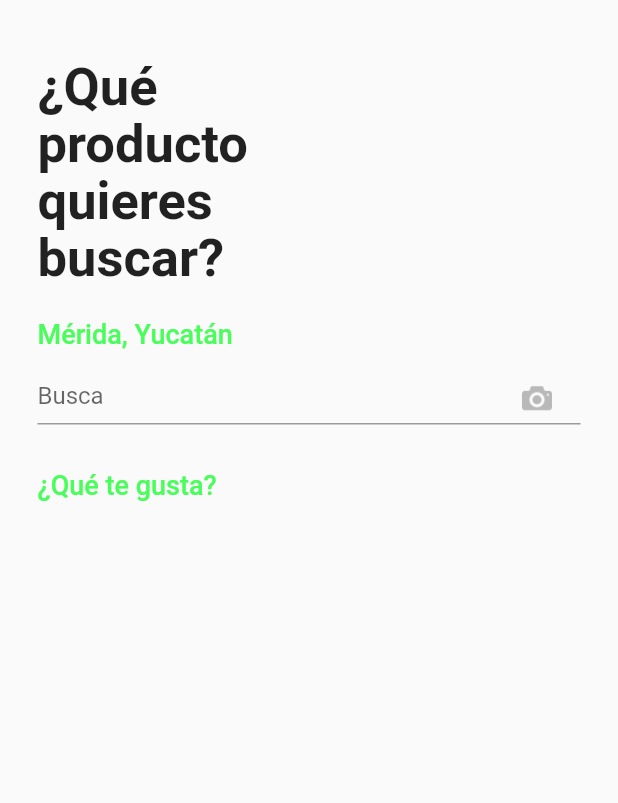
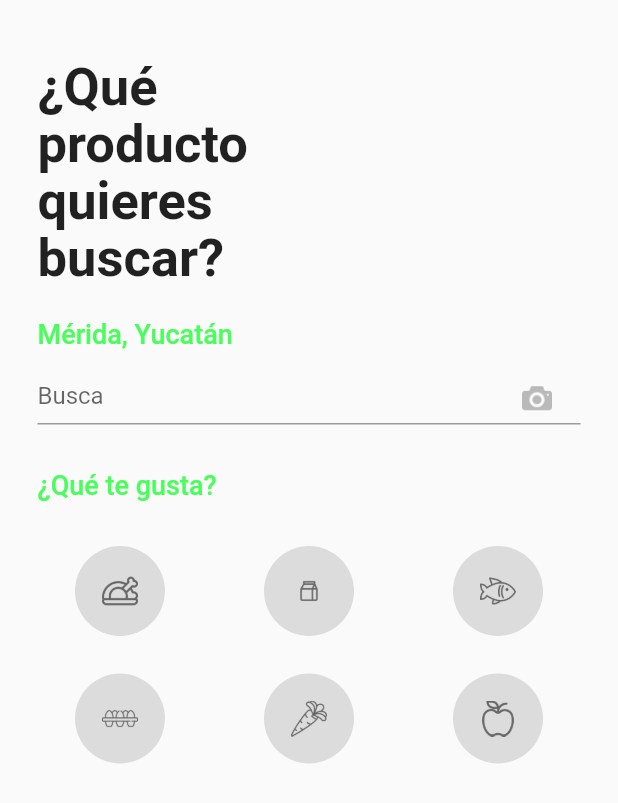
Before and after one commit to EyderACM/Frugalist, a Flutter app: the screen it shows after launch, on a phone screen of 412 x 824 dp. Shown: the top 803 px of the screen. Run offline on Flutter 3.47's test engine with Material 2 defaults, Android fonts, the phone set to English and light mode, and no system bars.

Commit message:
add buttons

```diff
--- a/frugalist_development/lib/home_page.dart
+++ b/frugalist_development/lib/home_page.dart
@@ -69,7 +69,9 @@ class HomePageState extends State<HomePage> {
                     Row(
                       mainAxisAlignment: MainAxisAlignment.spaceBetween,
                       children: <Widget>[
-                        // Aquí deberían estar los botones
+                        CircleButton(buttonFile: "chicken",),
+                        CircleButton(buttonFile: "milk",),
+                        CircleButton(buttonFile: "fish",),
                       ],
                     ),
                     SizedBox(
@@ -78,7 +80,9 @@ class HomePageState extends State<HomePage> {
                     Row(
                       mainAxisAlignment: MainAxisAlignment.spaceBetween,
                       children: <Widget>[
-                        // Aquí deberían ir más botones
+                        CircleButton(buttonFile: "eggs",),
+                        CircleButton(buttonFile: "carrot",),
+                        CircleButton(buttonFile: "apple",),
                       ],
                     ),
                   ],
@@ -135,3 +139,34 @@ class _SubtituloState extends State<Subtitulo> {
     );
   }
 }
+
+class CircleButton extends StatefulWidget {
+  final String buttonFile;
+
+  const CircleButton({Key key, this.buttonFile}) : super(key: key);
+
+  @override
+  _CircleButtonState createState() => _CircleButtonState();
+}
+
+class _CircleButtonState extends State<CircleButton> {
+  @override
+  Widget build(BuildContext context) {
+    return InkWell(
+      onTap: () => {},
+      child: new Container(
+        width: 60,
+        height: 60,
+        padding: const EdgeInsets.all(18.0),
+        decoration:
+            new BoxDecoration(shape: BoxShape.circle, color: Colors.black12),
+        child: Image.asset(
+          'assets/${widget.buttonFile}.png',
+          color: Colors.black54,
+          width: 150,
+          height: 100,
+        ),
+      ),
+    );
+  }
+}
--- a/frugalist_development/pubspec.yaml
+++ b/frugalist_development/pubspec.yaml
@@ -47,6 +47,12 @@ flutter:
   #  - images/a_dot_ham.jpeg
   assets:
   - assets/photo-camera.png
+  - assets/apple.png
+  - assets/carrot.png
+  - assets/chicken.png
+  - assets/eggs.png
+  - assets/fish.png
+  - assets/milk.png
 
   # An image asset can refer to one or more resolution-specific "variants", see
   # https://flutter.io/assets-and-images/#resolution-aware.
```
Also changed, not shown: frugalist_development/assets/apple.png (added), frugalist_development/assets/carrot.png (added), frugalist_development/assets/chicken.png (added), frugalist_development/assets/eggs.png (added), frugalist_development/assets/fish.png (added), frugalist_development/assets/milk.png (added).
